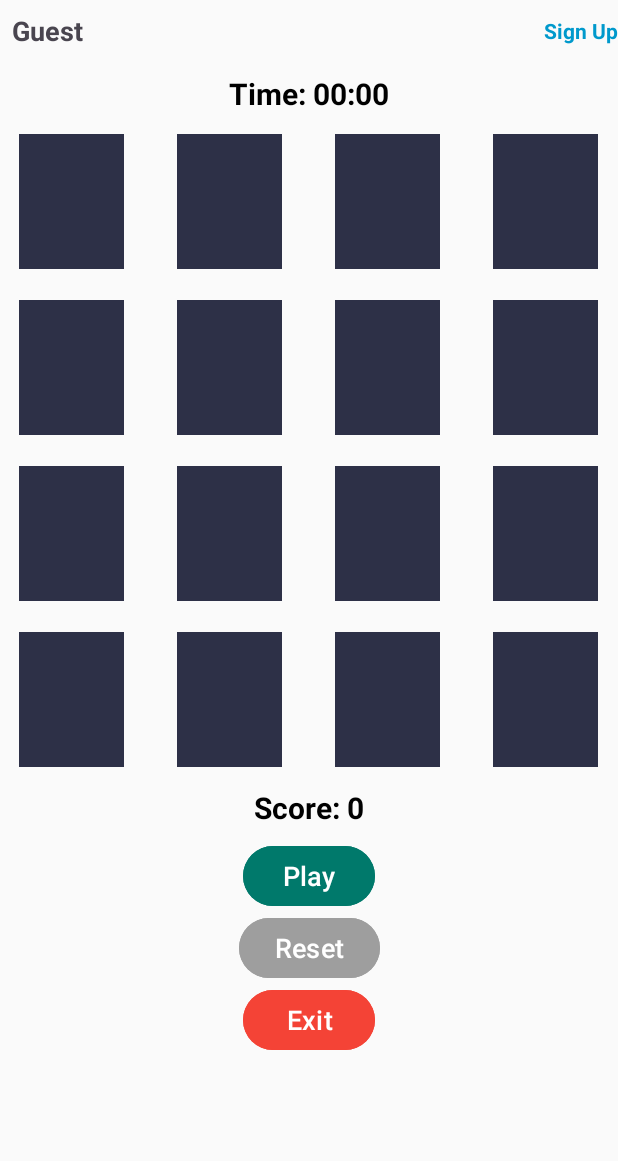
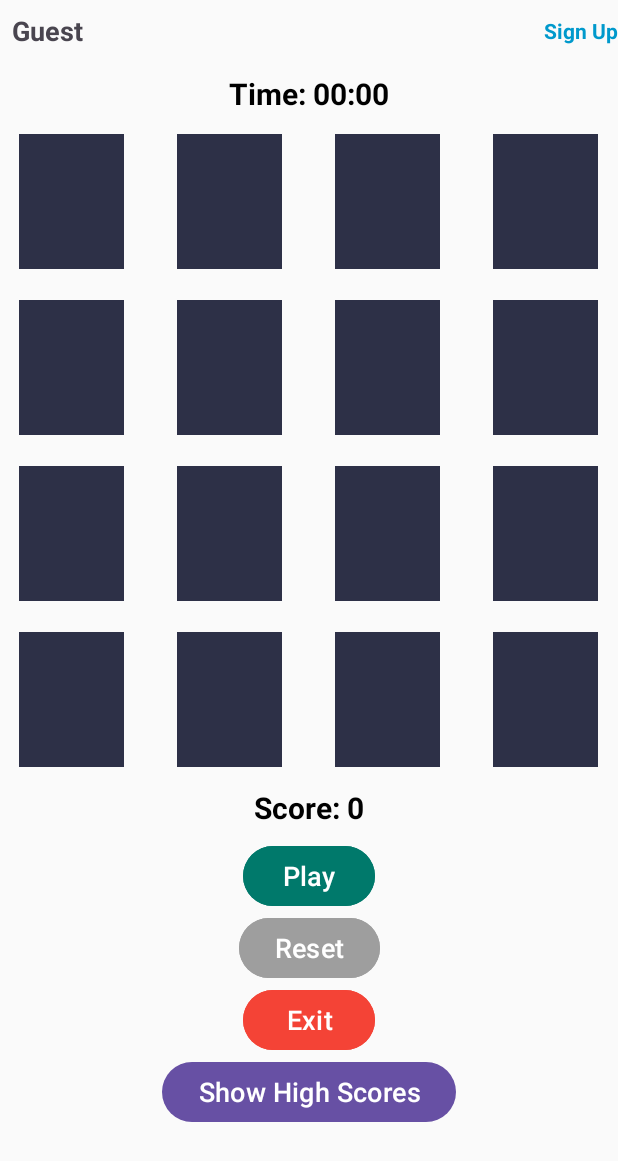
Before and after one commit to 2022601684/csc577-group-project, an Android app: the screen it shows after launch (MainActivity), on a phone screen of 412 x 824 dp. Shown: the top 1161 px of the screen. Run offline under Robolectric (Android 15) with nearby library versions, the phone set to English and light mode, and no system bars.

```diff
--- a/app/src/main/res/layout/activity_main.xml
+++ b/app/src/main/res/layout/activity_main.xml
@@ -121,4 +121,15 @@
         android:backgroundTint="@color/red"
         android:textColor="#FFF"/>
 
+    <Button
+        android:id="@+id/highScoresButton"
+        android:layout_width="wrap_content"
+        android:layout_height="wrap_content"
+        android:text="Show High Scores"
+        android:textSize="18sp"
+        app:layout_constraintTop_toBottomOf="@id/exitButton"
+        app:layout_constraintStart_toStartOf="parent"
+        app:layout_constraintEnd_toEndOf="parent"/>
+
+
 </androidx.constraintlayout.widget.ConstraintLayout>
```
Also changed, not shown: app/src/main/java/com/example/groupproject/MainActivity.java (+65 -1 lines).
